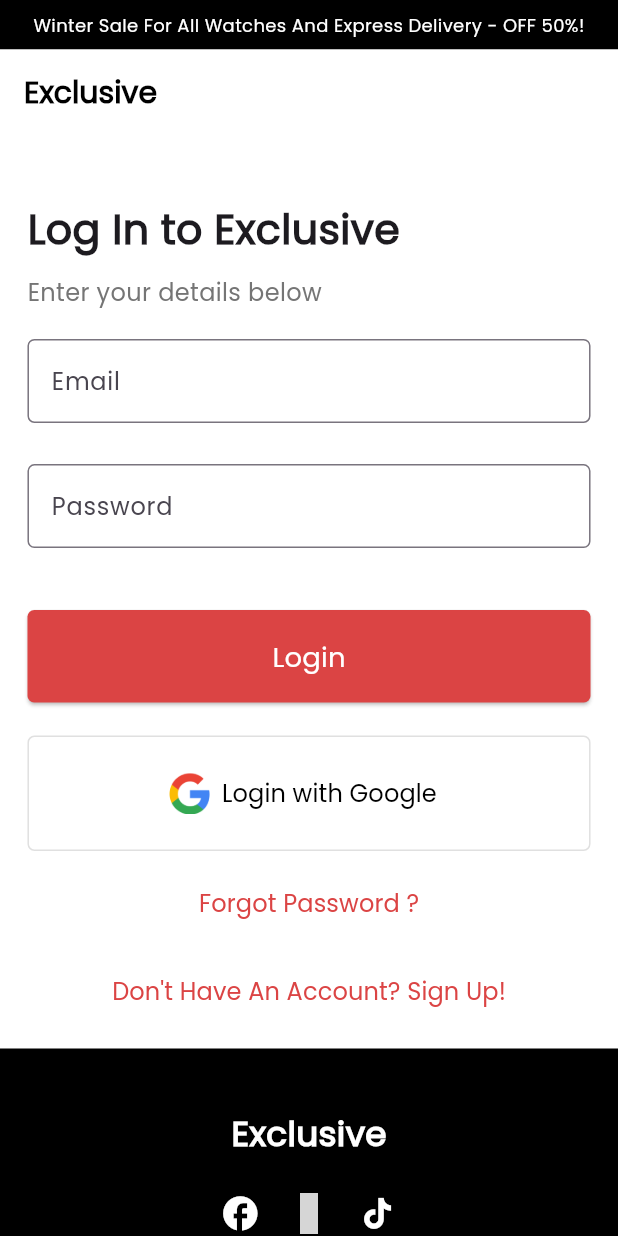
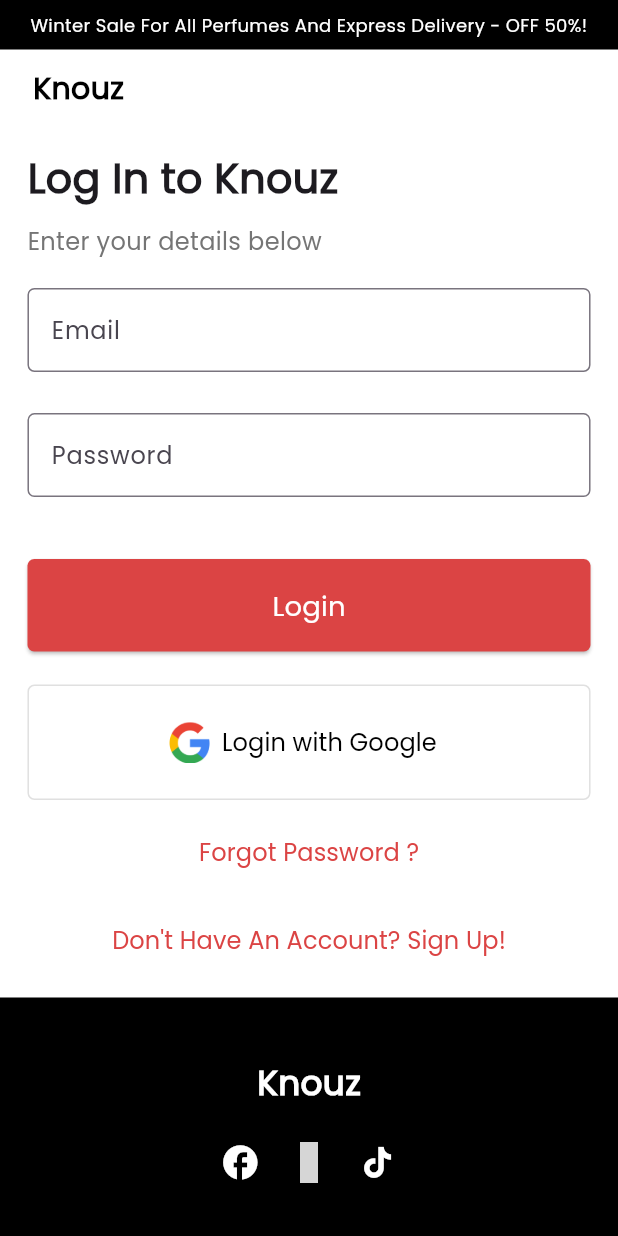
Before and after one commit to mohamedamrr13/ecommerce_website, a Flutter app: the CartScreen screen opened by its route, after a tap on the "add" icon, after a tap on "Login", on a phone screen of 412 x 824 dp. Run offline on Flutter 3.47's test engine with Material 3 defaults, Android fonts, the light colour scheme and no system bars; our stand-ins replace bloc, firebase_auth, firebase_core, flutter_bloc, flutter_screenutil, go_router and 2 more; accounts and stored records are empty; statements that could not run were skipped; grey boxes are pictures that could not be loaded.

Commit message:
refactor: update branding from "Exclusive" to "Knouz" across multiple screens and components

```diff
--- a/lib/features/authentication/presentation/login_screen.dart
+++ b/lib/features/authentication/presentation/login_screen.dart
@@ -33,18 +33,13 @@
 
   @override
   Widget build(BuildContext context) {
-
-
     return Scaffold(
       backgroundColor: Colors.white,
-      appBar: const PreferredSize(
-        preferredSize: Size.fromHeight(120),
-        child: CustomAuthAppbar(),
-      ),
       body: SingleChildScrollView(
         physics: const BouncingScrollPhysics(),
         child: Column(
           children: [
+            const CustomAuthAppbar(),
             Padding(
               padding: EdgeInsets.symmetric(
                 horizontal: AppConstraints.isMobile(context) ? 16.w : 24.w,
@@ -55,7 +50,9 @@
                 children: [
                   Container(
                     constraints: BoxConstraints(
-                      maxWidth: AppConstraints.isMobile(context) ? double.infinity : 300,
+                      maxWidth: AppConstraints.isMobile(context)
+                          ? double.infinity
+                          : 300,
                     ),
                     child: Form(
                       key: _formKey,
@@ -76,9 +73,11 @@
                             crossAxisAlignment: CrossAxisAlignment.start,
                             children: [
                               Text(
-                                'Log In to Exclusive',
+                                'Log In to Knouz',
                                 style: TextStyle(
-                                  fontSize: AppConstraints.isMobile(context) ? 24.sp : 16.sp,
+                                  fontSize: AppConstraints.isMobile(context)
+                                      ? 24.sp
+                                      : 16.sp,
                                   fontWeight: FontWeight.bold,
                                 ),
                               ),
@@ -86,7 +85,9 @@
                               Text(
                                 'Enter your details below',
                                 style: TextStyle(
-                                  fontSize: AppConstraints.isMobile(context) ? 14.sp : 8.sp,
+                                  fontSize: AppConstraints.isMobile(context)
+                                      ? 14.sp
+                                      : 8.sp,
                                   color: Colors.grey[600],
                                 ),
                               ),
@@ -163,7 +164,10 @@
                                       : Text(
                                           'Login',
                                           style: TextStyle(
-                                            fontSize: AppConstraints.isMobile(context) ? 16.sp : 8.sp,
+                                            fontSize:
+                                                AppConstraints.isMobile(context)
+                                                    ? 16.sp
+                                                    : 8.sp,
                                             fontWeight: FontWeight.w500,
                                           ),
                                         ),
@@ -218,7 +222,9 @@
                                                 color: Colors.black,
                                                 fontSize:
                                                     AppConstraints.isMobile(
-                                                            context) ? 14.sp : 8.sp,
+                                                            context)
+                                                        ? 14.sp
+                                                        : 8.sp,
                                                 fontWeight: FontWeight.w500,
                                               ),
                                             ),
@@ -234,7 +240,10 @@
                                   );
                                 },
                               ),
-                              SizedBox(height: AppConstraints.isMobile(context) ? 8.h : 24.h),
+                              SizedBox(
+                                  height: AppConstraints.isMobile(context)
+                                      ? 8.h
+                                      : 24.h),
                               Center(
                                 child: TextButton(
                                   onPressed: () {},
@@ -242,12 +251,17 @@
                                     'Forgot Password ?',
                                     style: TextStyle(
                                       color: const Color(0xffDB4444),
-                                      fontSize: AppConstraints.isMobile(context) ? 14.sp : 8.sp,
+                                      fontSize: AppConstraints.isMobile(context)
+                                          ? 14.sp
+                                          : 8.sp,
                                     ),
                                   ),
                                 ),
                               ),
-                              SizedBox(height: AppConstraints.isMobile(context) ? 8.h : 24.h),
+                              SizedBox(
+                                  height: AppConstraints.isMobile(context)
+                                      ? 8.h
+                                      : 24.h),
                               Center(
                                 child: TextButton(
                                   onPressed: () {
@@ -258,7 +272,9 @@
                                     'Don\'t Have An Account? Sign Up!',
                                     style: TextStyle(
                                       color: const Color(0xffDB4444),
-                                      fontSize: AppConstraints.isMobile(context) ? 14.sp : 8.sp,
+                                      fontSize: AppConstraints.isMobile(context)
+                                          ? 14.sp
+                                          : 8.sp,
                                     ),
                                   ),
                                 ),
--- a/lib/features/authentication/presentation/register_screen.dart
+++ b/lib/features/authentication/presentation/register_screen.dart
@@ -78,7 +78,7 @@
                           crossAxisAlignment: CrossAxisAlignment.start,
                           children: [
                             Text(
-                              'Sign Up to Exclusive',
+                              'Sign Up to Knouz',
                               style: TextStyle(
                                 fontSize: AppConstraints.isMobile(context) ? 24.sp : 14.sp,
                                 fontWeight: FontWeight.bold,
--- a/lib/features/authentication/presentation/widgets/custom_auth_appbar.dart
+++ b/lib/features/authentication/presentation/widgets/custom_auth_appbar.dart
@@ -21,7 +21,7 @@
             children: [
               Flexible(
                 child: Text(
-                  'Winter Sale For All Watches And Express Delivery - OFF 50%!',
+                  'Winter Sale For All Perfumes And Express Delivery - OFF 50%!',
                   style: TextStyle(
                     color: Colors.white,
                     fontSize: isMobile ? 12 : 14,
@@ -32,23 +32,23 @@
             ],
           ),
         ),
-        AppBar(
-          leading: null,
-          automaticallyImplyLeading: false,
-          backgroundColor: Colors.white,
-          elevation: 0,
-          title: Row(
-            children: [
-              Text(
-                'Exclusive',
+        Row(
+          children: [
+            const SizedBox(
+              width: 10,
+            ),
+            Padding(
+              padding: const EdgeInsets.all(12.0),
+              child: Text(
+                'Knouz',
                 style: TextStyle(
                   color: Colors.black,
                   fontWeight: FontWeight.bold,
                   fontSize: isMobile ? 20 : 24,
                 ),
               ),
-            ],
-          ),
+            ),
+          ],
         ),
       ],
     );
--- a/lib/features/cart/presentation/cart_screen.dart
+++ b/lib/features/cart/presentation/cart_screen.dart
@@ -45,25 +45,25 @@
         preferredSize: const Size.fromHeight(93),
         child: Column(
           children: [
-            Container(
-              padding: const EdgeInsets.symmetric(horizontal: 16, vertical: 8),
-              color: Colors.black,
-              child: const Row(
-                mainAxisAlignment: MainAxisAlignment.center,
-                children: [
-                  Text(
-                    'Winter Sale For All Watches And Express Delivery - OFF 50%!',
-                    style: TextStyle(color: Colors.white, fontSize: 14),
-                  ),
-                ],
-              ),
-            ),
+            // Container(
+            //   padding: const EdgeInsets.symmetric(horizontal: 16, vertical: 8),
+            //   color: Colors.black,
+            //   child: const Row(
+            //     mainAxisAlignment: MainAxisAlignment.center,
+            //     children: [
+            //       Text(
+            //         'Winter Sale For All Watches And Express Delivery - OFF 50%!',
+            //         style: TextStyle(color: Colors.white, fontSize: 14),
+            //       ),
+            //     ],
+            //   ),
+            // ),
             AppBar(
               backgroundColor: Colors.white,
               title: Row(
                 children: [
                   const Text(
-                    'Exclusive',
+                    'Knouz',
                     style: TextStyle(
                       color: Colors.black,
                       fontWeight: FontWeight.bold,
@@ -118,16 +118,9 @@
                 crossAxisAlignment: CrossAxisAlignment.stretch,
                 children: [
                   // Breadcrumb
-                  const Row(
-                    children: [
-                      Text('Home'),
-                      Text(' / '),
-                      Text('Cart',
-                          style: TextStyle(fontWeight: FontWeight.bold)),
-                    ],
-                  ),
+
                   SizedBox(
-                      height: AppConstraints.isMobile(context) ? 30.h : 60.h),
+                      height: AppConstraints.isMobile(context) ? 30.h : 30.h),
 
                   // Cart items table
                   CartItemsSection(),
--- a/lib/features/home/presentation/home_screen.dart
+++ b/lib/features/home/presentation/home_screen.dart
@@ -42,7 +42,7 @@
               title: Row(
                 children: [
                   Text(
-                    'Exclusive',
+                    'Knouz',
                     style: TextStyle(
                       color: Colors.black,
                       fontWeight: FontWeight.bold,
--- a/lib/main.dart
+++ b/lib/main.dart
@@ -24,10 +24,10 @@
       designSize: _getDesignSize(context),
       builder: (context, child) => MediaQuery(
           data: MediaQuery.of(context)
-              .copyWith(textScaler: const TextScaler.linear(1.0)),
+              .copyWith(textScaler:     const TextScaler.linear(1.0)),
           child: SafeArea(
             child: MaterialApp.router(
-              title: "Exclusive",
+              title: "KNOUZ",
               routerConfig: AppRouter.router,
               theme: ThemeData(fontFamily: 'Poppins'),
               debugShowCheckedModeBanner: false,
--- a/lib/shared/custom_footer_widget.dart
+++ b/lib/shared/custom_footer_widget.dart
@@ -28,15 +28,14 @@
                 Column(
                   children: [
                     Text(
-                      'Exclusive',
+                      'Knouz',
                       style: TextStyle(
                         color: Colors.white,
                         fontSize: 20.sp,
                         fontWeight: FontWeight.bold,
                       ),
                     ),
-                    SizedBox(
-                        height: 16.h),
+                    SizedBox(height: 16.h),
                     Row(
                       mainAxisAlignment:
                           MainAxisAlignment.center, // Align icons to the left
@@ -59,7 +58,7 @@
                 Expanded(
                   child: Column(
                     children: [
-                      _buildFooterSection('Exclusive', []),
+                      _buildFooterSection('Knouz', []),
                       Row(
                         mainAxisAlignment:
                             MainAxisAlignment.center, // Align icons to the left
@@ -82,7 +81,7 @@
                     'Support',
                     [
                       '111 Bijoy sarani, Dhaka,\nDH 1515, Bangladesh.',
-                      'exclusive@gmail.com',
+                      'knouz@gmail.com',
                       '+88015-88888-9999',
                     ],
                   ),
@@ -138,8 +137,9 @@
             child: TextButton(
               onPressed: () {},
               style: TextButton.styleFrom(
+                splashFactory: ,
                 minimumSize: Size.zero,
-                padding: EdgeInsets.zero,
+                padding: const EdgeInsets.all(16),
               ),
               child: Text(
                 item,
```
Also changed, not shown: pubspec.lock.
